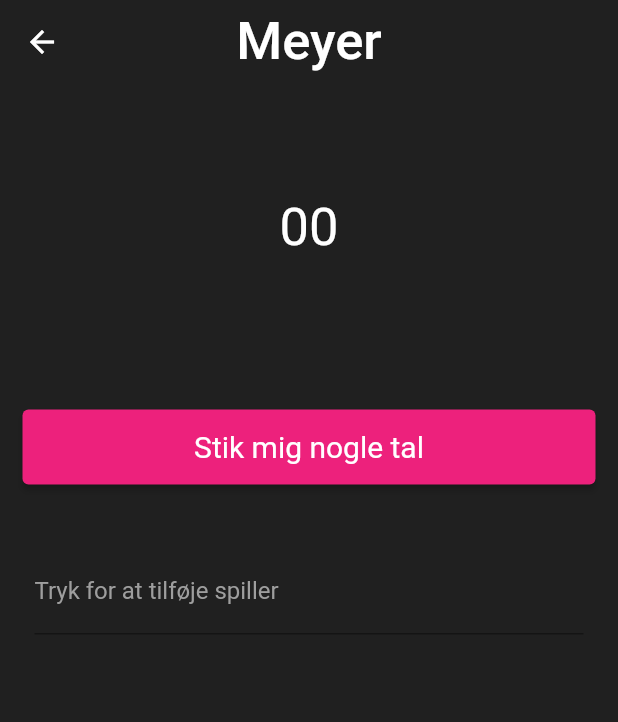
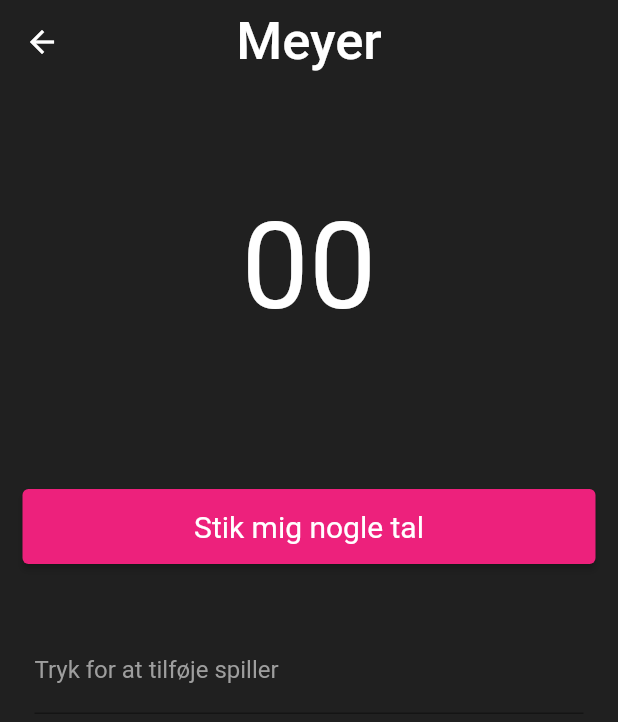
Before and after one commit to BellyMeister/druk-spil, a Flutter app: the MeyerPage screen opened directly, on a phone screen of 412 x 824 dp. Shown: the top 722 px of the screen. Run offline on Flutter 3.47's test engine with Material 2 defaults, Android fonts, the phone set to English and light mode, and no system bars.

Commit message:
Better readability on output

```diff
--- a/lib/meyer/meyer.dart
+++ b/lib/meyer/meyer.dart
@@ -159,7 +159,7 @@ class _MeyerPageState extends State<MeyerPage> {
                             padding: const EdgeInsets.only(bottom: 80),
                             child: Column(
                               children: [
-                                Text(output, style: TextStyle(fontSize: 35)),
+                                Text(output, style: TextStyle(fontSize: 80)),
                                 Text(helperTextOutput, textAlign: TextAlign.center,)
                               ],
                             ),
```
